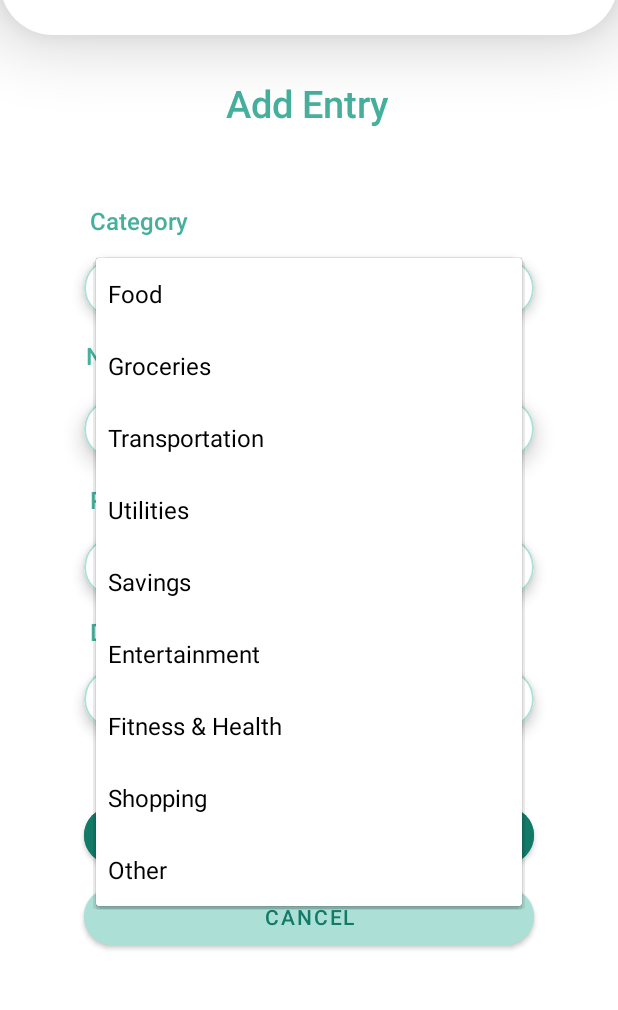
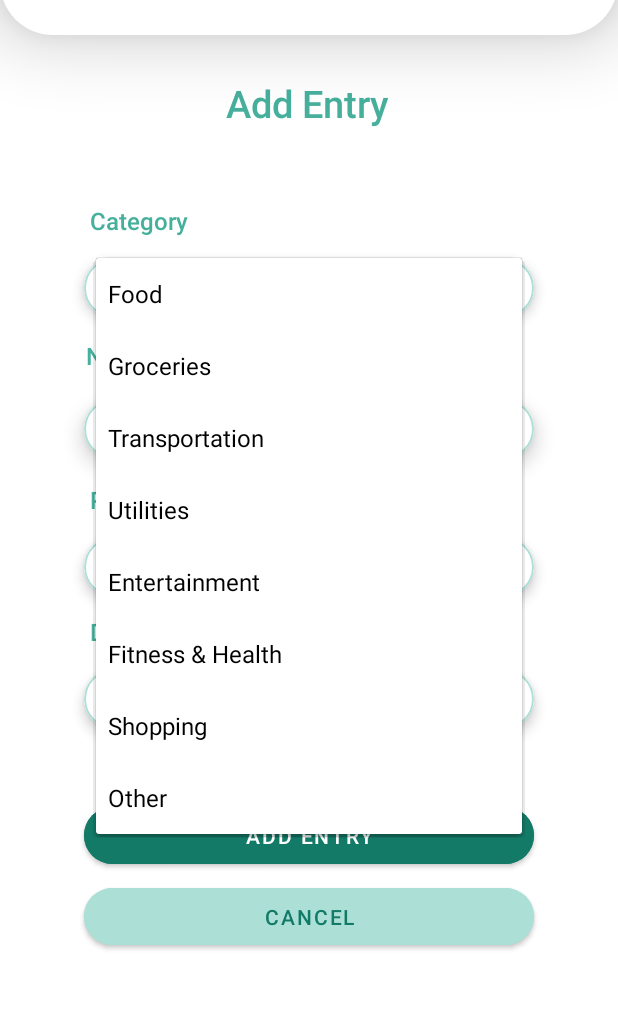
Before and after one commit to presashanette/BudgetWise, an Android app built with Jetpack Compose: the AddExpenseActivity screen opened directly, with no data from a screen before it, after a tap on "Food", on a phone screen of 412 x 824 dp, the part 85-1095 px from its top. Run offline under Robolectric (Android 15) with nearby library versions, the phone set to English and light mode, and no system bars; our stand-ins replace Firebase (no records; nobody signed in at launch, a user with empty details on screens opened directly).

Commit message:
removed savings

```diff
--- a/MCO/app/src/main/java/com/mobicom/budgetwise/AddExpenseActivity.kt
+++ b/MCO/app/src/main/java/com/mobicom/budgetwise/AddExpenseActivity.kt
@@ -24,7 +24,7 @@ class AddExpenseActivity : AppCompatActivity() {
 
         // Expense categories for the dropdown
         val items = listOf(
-            "Food", "Groceries", "Transportation", "Utilities", "Savings",
+            "Food", "Groceries", "Transportation", "Utilities",
             "Entertainment", "Fitness & Health", "Shopping", "Other"
         )
         val adapter = ArrayAdapter(this, android.R.layout.simple_spinner_item, items)
```
